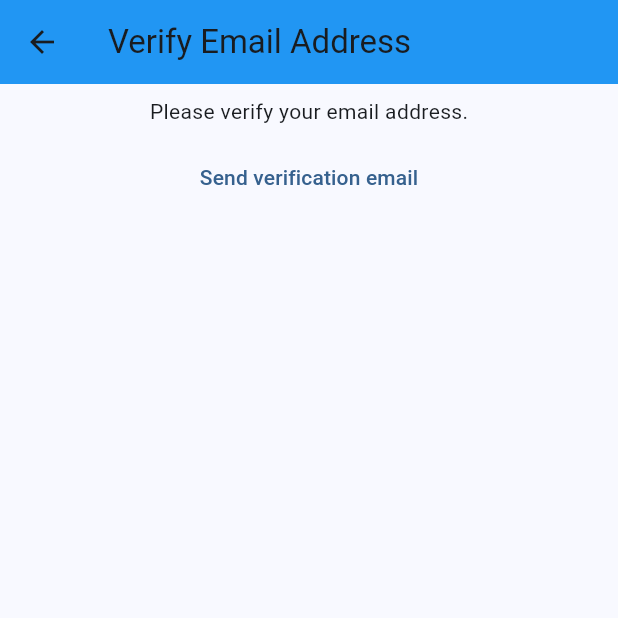
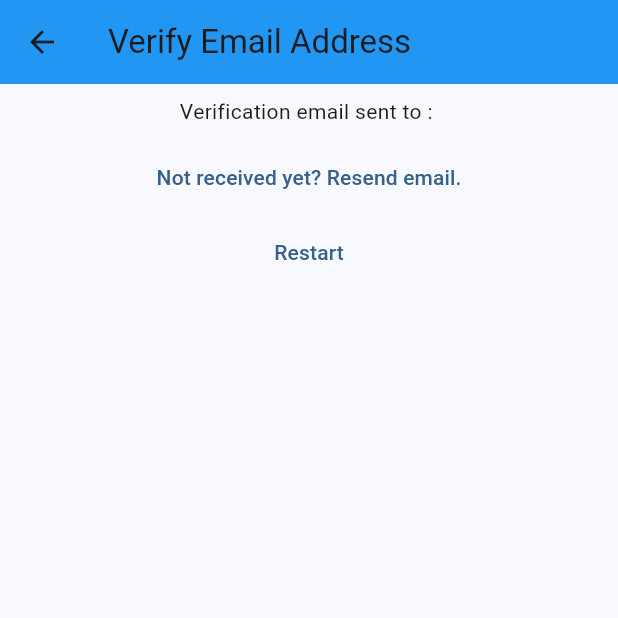
Before and after one commit to Aryan-Bodhe/flutter-notes-app, a Flutter app: the VerifyEmailView screen opened directly, on a phone screen of 412 x 824 dp, the top half of it. Run offline on Flutter 3.47's test engine with Material 3 defaults, Android fonts, the phone set to English and light mode, and no system bars; our stand-ins replace firebase_auth, firebase_core; accounts and stored records are empty.

Commit message:
fifth commit for flutter-notes-app

```diff
--- a/lib/constants/routes.dart
+++ b/lib/constants/routes.dart
@@ -1,3 +1,4 @@
 const loginRoute = '/login/';
 const registerRoute = '/register/';
 const notesRoute = '/notes/';
+const verifyEmailRoute = '/verify-email/';
--- a/lib/main.dart
+++ b/lib/main.dart
@@ -24,6 +24,7 @@ void main() {
       loginRoute: (context) => const LoginView(),
       registerRoute: (context) => const RegisterView(),
       notesRoute: (context) => const NotesView(),
+      verifyEmailRoute:(context) => const VerifyEmailView(),
       // '/success/': (context) => const SuccessView(),
     },
   ));
--- a/lib/views/verify_email_view.dart
+++ b/lib/views/verify_email_view.dart
@@ -1,5 +1,9 @@
 import 'package:firebase_auth/firebase_auth.dart';
 import 'package:flutter/material.dart';
+import 'package:mynotes/constants/routes.dart';
+import 'dart:developer' as devtools show log;
+
+import 'package:mynotes/utilities/show_error_dialog.dart';
 //import 'package:mynotes/views/login_view.dart';
 
 class VerifyEmailView extends StatefulWidget {
@@ -10,6 +14,7 @@ class VerifyEmailView extends StatefulWidget {
 }
 
 class _VerifyEmailViewState extends State<VerifyEmailView> {
+  final userEmail = FirebaseAuth.instance.currentUser?.email;
   @override
   Widget build(BuildContext context) {
     return Scaffold(
@@ -20,10 +25,12 @@ class _VerifyEmailViewState extends State<VerifyEmailView> {
       body: Center(
         child: Column(
           children: [
-            const Center(
+            Center(
               child: Padding(
-                padding: EdgeInsets.all(8.0),
-                child: Text('Please verify your email address.'),
+                padding: const EdgeInsets.all(8.0),
+                child: Text(
+                  'Verification email sent to : $userEmail',
+                ),
               ),
             ),
             Center(
@@ -35,18 +42,33 @@ class _VerifyEmailViewState extends State<VerifyEmailView> {
                     const SnackBar(
                       content: Text('Verification Email Sent'),
                     );
-                    await user?.reload();
                   } on Exception {
-                    const SnackBar(
-                        content: Text(
-                            'Error sending verification email. Please check your email ID.'));
+                    if (context.mounted) {
+                      showErrorDialog(
+                          context, 'Some error occurred. Please try again.');
+                    }
                   }
                 },
                 child: const Padding(
                   padding: EdgeInsets.all(8.0),
-                  child: Text('Send verification email'),
+                  child: Text('Not received yet? Resend email.'),
                 ),
               ),
+            ),
+            Center(
+              child: TextButton(
+                  onPressed: () async {
+                    await FirebaseAuth.instance.signOut();
+                    if (context.mounted) {
+                      Navigator.of(context).pushNamedAndRemoveUntil(
+                        registerRoute,
+                        (route) => false,
+                      );
+                    }
+                  },
+                  child: const Text(
+                    'Restart',
+                  )),
             )
           ],
         ),
```
Also changed, not shown: lib/utilities/show_error_dialog.dart (added, +21 -0 lines), lib/views/login_view.dart (+22 -10 lines), lib/views/register_view.dart (+33 -8 lines), 1 other file.
